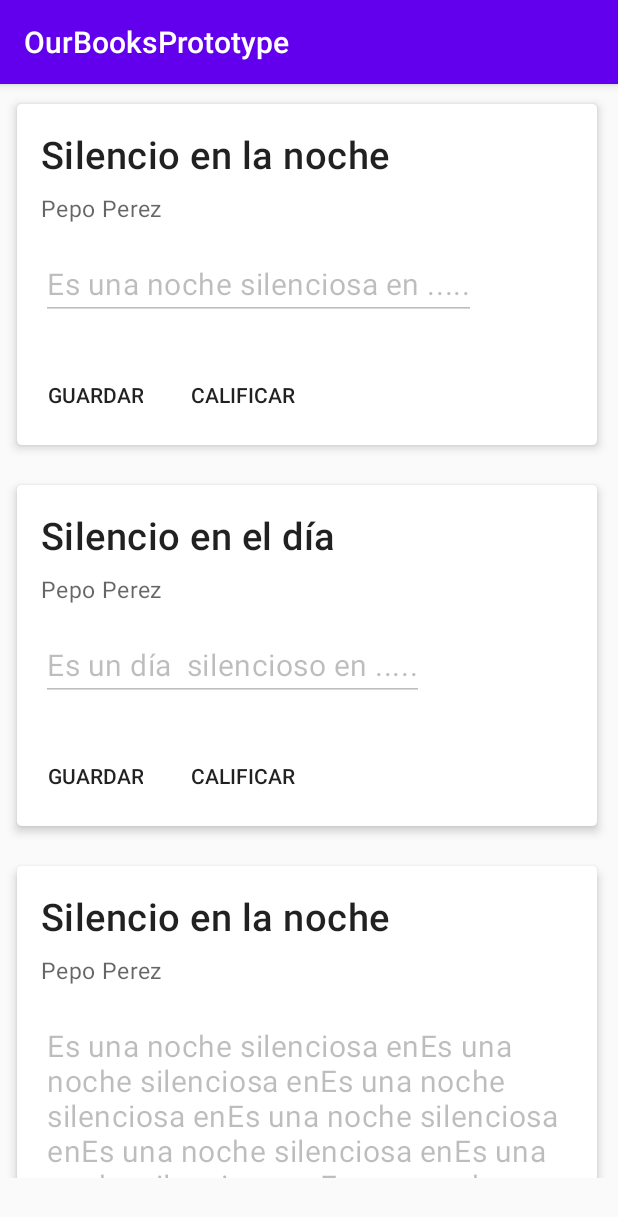
After one commit to tbeet/SocialOurBooksTBT, an Android app: the lecturas screen opened directly, with no data from a screen before it, on a phone screen of 412 x 824 dp. The commit adds this screen. Shown: the top 1217 px of the screen. Run offline under Robolectric (Android 15) with nearby library versions, the phone set to English and light mode, and no system bars; network calls fail.

Commit message:
se crean la vista de los post dinamicamente

```diff
--- a/APK/OurBooksPrototype/app/src/main/AndroidManifest.xml
+++ b/APK/OurBooksPrototype/app/src/main/AndroidManifest.xml
@@ -13,7 +13,9 @@
         android:roundIcon="@mipmap/ic_launcher_round"
         android:supportsRtl="true"
         android:theme="@style/AppTheme">
-        <activity android:name=".CreateAccount"></activity>
+        <activity android:name=".lecturas"/>
+        <activity android:name=".dashboard" />
+        <activity android:name=".CreateAccount" />
         <activity android:name=".MainActivity">
             <intent-filter>
                 <action android:name="android.intent.action.MAIN" />
--- a/APK/OurBooksPrototype/app/src/main/java/ourbooks/tbt/ourbooksprototype/MainActivity.kt
+++ b/APK/OurBooksPrototype/app/src/main/java/ourbooks/tbt/ourbooksprototype/MainActivity.kt
@@ -10,6 +10,11 @@ class MainActivity : AppCompatActivity() {
         super.onCreate(savedInstanceState)
         setContentView(R.layout.activity_main)
 
+        btnIniciarSesion.setOnClickListener(){
+            val actDashboard = Intent(this, dashboard::class.java)
+            startActivity(actDashboard)
+        }
+
         linkCreatAccount.setOnClickListener{
             val actCreatAccount = Intent(this, CreateAccount::class.java)
             startActivity(actCreatAccount)
--- /dev/null
+++ b/APK/OurBooksPrototype/app/src/main/java/ourbooks/tbt/ourbooksprototype/adapters/MyAdapter.kt
@@ -0,0 +1,71 @@
+package ourbooks.tbt.ourbooksprototype.adapters
+
+import android.view.LayoutInflater
+import android.view.View
+import android.view.ViewGroup
+import android.widget.*
+import androidx.recyclerview.widget.RecyclerView
+import ourbooks.tbt.ourbooksprototype.R
+import ourbooks.tbt.ourbooksprototype.models.Post
+
+
+//al exteneder a calse de ReciclerView nos pide un ViewHolder, y se le pasa la otra clase interna que se creo
+class MyAdapter (private val mDataSet: ArrayList<Post>)
+    : RecyclerView.Adapter<MyAdapter.ViewHolder>(){
+
+
+    //crear una clase dentro de otra clase, esta clase se va a pasar como atributo a la clase principal en la extension de ReciclerView
+    class ViewHolder(view: View) : RecyclerView.ViewHolder(view){
+
+        // en este metodo se reciben los datos que va a tener la vista
+        fun bindItems(data:Post){
+
+            //crear variables del tipo correspondiente
+            val tituloPost:TextView = itemView.findViewById(R.id.tituloPost)
+            val nombreAutor:TextView = itemView.findViewById(R.id.nombreAutor)
+            val contenido:EditText = itemView.findViewById(R.id.contenido)
+            val btnGuardar:Button = itemView.findViewById(R.id.btnGuardar)
+            val btnCalificar:Button = itemView.findViewById(R.id.btnCalificar)
+
+            tituloPost.text = data.titulo
+            nombreAutor.text  = data.nombreAutor
+            contenido.setText(data.contenido)
+            contenido.setEnabled(false)
+            btnGuardar.setOnClickListener(){
+
+            }
+
+            itemView.setOnClickListener{
+                //val toast = Toast.makeText(this,"msj",Toast.LENGTH_LONG).show()
+                print("boton guardar")
+            }
+
+            //aqui se hace la l,ogica de los botones, comun y corriente
+
+        }
+
+    }
+
+
+
+    //llamar la vista
+    override fun onCreateViewHolder(parent: ViewGroup, viewType: Int): ViewHolder {
+        val vista = LayoutInflater.from(parent?.context).inflate(R.layout.item_text_view, parent,false) //el false significa que la vista que se esta creando no hace parte de la vista principal
+
+        return ViewHolder(vista)
+    }
+
+    //devolvemos el tamaño de la lista
+    override fun getItemCount(): Int {
+        return mDataSet.size
+
+    }
+
+    //retornamos el viewholder, llamando a la funcion que se creo "bindItems"
+    override fun onBindViewHolder(holder: MyAdapter.ViewHolder, position: Int) {
+        //agregamos el objeto que se recibe e indicamos la posición del array
+        holder.bindItems(mDataSet[position])
+    }
+
+
+}
--- /dev/null
+++ b/APK/OurBooksPrototype/app/src/main/java/ourbooks/tbt/ourbooksprototype/lecturas.kt
@@ -0,0 +1,54 @@
+package ourbooks.tbt.ourbooksprototype
+
+import android.annotation.SuppressLint
+import androidx.appcompat.app.AppCompatActivity
+import android.os.Bundle
+import android.widget.LinearLayout
+import androidx.recyclerview.widget.LinearLayoutManager
+import androidx.recyclerview.widget.RecyclerView
+import kotlinx.android.synthetic.main.activity_lecturas.*
+import ourbooks.tbt.ourbooksprototype.adapters.MyAdapter
+import ourbooks.tbt.ourbooksprototype.models.Post
+
+class lecturas : AppCompatActivity() {
+
+
+    @SuppressLint("WrongConstant")
+    override fun onCreate(savedInstanceState: Bundle?) {
+        super.onCreate(savedInstanceState)
+        setContentView(R.layout.activity_lecturas)
+        val reciclerView:RecyclerView = findViewById(R.id.recyclerViewLecturas)
+        reciclerView.layoutManager = LinearLayoutManager(this, LinearLayout.VERTICAL,false)
+
+        val listPosts = ArrayList<Post>()
+        listPosts.add(Post("Silencio en la noche","Es una noche silenciosa en .....","Pepo Perez",158))
+        listPosts.add(Post("Silencio en el día","Es un día  silencioso en .....","Pepo Perez",847))
+        listPosts.add(Post("Silencio en la noche","Es una noche silenciosa enEs una noche silenciosa enEs una noche silenciosa enEs una noche silenciosa enEs una noche silenciosa enEs una noche silenciosa enEs una noche silenciosa enEs una noche silenciosa enEs una noche silenciosa enEs una noche silenciosa enEs una noche silenciosa enEs una noche silenciosa enEs una noche silenciosa enEs una noche silenciosa enEs una noche silenciosa enEs una noche silenciosa enEs una noche silenciosa enEs una noche silenciosa enEs una noche silenciosa enEs una noche silenciosa enEs una noche silenciosa enEs una noche silenciosa enEs una noche silenciosa enEs una noche silenciosa enEs una noche silenciosa enEs una noche silenciosa enEs una noche silenciosa enEs una noche silenciosa enEs una noche silenciosa enEs una noche silenciosa enEs una noche silenciosa enEs una noche silenciosa enEs una noche silenciosa enEs una noche silenciosa enEs una noche silenciosa enEs una noche silenciosa enEs una noche silenciosa enEs una noche silenciosa enEs una noche silenciosa enEs una noche silenciosa enEs una noche silenciosa en .....","Pepo Perez",158))
+        listPosts.add(Post("Silencio en el día","Es un día  silencioso en .....","Pepo Perez",847))
+        listPosts.add(Post("Silencio en la noche","Es una noche silenciosa en .....","Pepo Perez",158))
+        listPosts.add(Post("Silencio en el día","Es un día  silencioso en .....","Pepo Perez",847))
+        listPosts.add(Post("Silencio en la noche","Es una noche silenciosa en .....","Pepo Perez",158))
+        listPosts.add(Post("Silencio en el día","Es un día  silencioso en .....","Pepo Perez",847))
+        listPosts.add(Post("Silencio en la noche","Es una noche silenciosa en .....","Pepo Perez",158))
+        listPosts.add(Post("Silencio en el día","Es un día  silencioso en .....","Pepo Perez",847))
+        listPosts.add(Post("Silencio en la noche","Es una noche silenciosa en .....","Pepo Perez",158))
+        listPosts.add(Post("Silencio en el día","Es un día  silencioso en .....","Pepo Perez",847))
+        listPosts.add(Post("Silencio en la noche","Es una noche silenciosa en .....","Pepo Perez",158))
+        listPosts.add(Post("Silencio en el día","Es un día  silencioso en .....","Pepo Perez",847))
+        listPosts.add(Post("Silencio en la noche","Es una noche silenciosa en .....","Pepo Perez",158))
+        listPosts.add(Post("Silencio en el día","Es un día  silencioso en .....","Pepo Perez",847))
+        listPosts.add(Post("Silencio en la noche","Es una noche silenciosa en .....","Pepo Perez",158))
+        listPosts.add(Post("Silencio en el día","Es un día  silencioso en .....","Pepo Perez",847))
+        listPosts.add(Post("Silencio en la noche","Es una noche silenciosa en .....","Pepo Perez",158))
+        listPosts.add(Post("Silencio en el día","Es un día  silencioso en .....","Pepo Perez",847))
+        listPosts.add(Post("Silencio en la noche","Es una noche silenciosa en .....","Pepo Perez",158))
+        listPosts.add(Post("Silencio en el día","Es un día  silencioso en .....","Pepo Perez",847))
+
+
+        //enviar la informacion al adaptador
+        val adapter = MyAdapter(listPosts)
+
+        //agregar adaptador al reciclerView
+        reciclerView.adapter = adapter
+    }
+}
--- /dev/null
+++ b/APK/OurBooksPrototype/app/src/main/java/ourbooks/tbt/ourbooksprototype/models/Post.kt
@@ -0,0 +1,3 @@
+package ourbooks.tbt.ourbooksprototype.models
+
+data class Post(var titulo:String, var contenido:String, var nombreAutor:String,var idPost:Int)
--- a/APK/OurBooksPrototype/app/src/main/res/layout/activity_create_account.xml
+++ b/APK/OurBooksPrototype/app/src/main/res/layout/activity_create_account.xml
@@ -236,7 +236,7 @@
             android:layout_marginBottom="5dp"
             android:letterSpacing="0.2"/>
         <TextView
-            android:id="@+id/lin"
+            android:id="@+id/linkInicioApp"
             android:layout_width="match_parent"
             android:layout_height="wrap_content"
             android:gravity="center"
--- /dev/null
+++ b/APK/OurBooksPrototype/app/src/main/res/layout/activity_lecturas.xml
@@ -0,0 +1,15 @@
+<?xml version="1.0" encoding="utf-8"?>
+<androidx.appcompat.widget.LinearLayoutCompat xmlns:android="http://schemas.android.com/apk/res/android"
+    xmlns:app="http://schemas.android.com/apk/res-auto"
+    xmlns:tools="http://schemas.android.com/tools"
+    android:layout_width="match_parent"
+    android:layout_height="match_parent"
+    tools:context=".lecturas">
+
+    <androidx.recyclerview.widget.RecyclerView
+        android:id="@+id/recyclerViewLecturas"
+        android:layout_width="409dp"
+        android:layout_height="729dp"
+        tools:layout_editor_absoluteX="1dp"
+        tools:layout_editor_absoluteY="1dp" />
+</androidx.appcompat.widget.LinearLayoutCompat>
--- a/APK/OurBooksPrototype/app/src/main/res/layout/activity_main.xml
+++ b/APK/OurBooksPrototype/app/src/main/res/layout/activity_main.xml
@@ -69,6 +69,7 @@
                 android:layout_height="1dp"
                 android:background="#4a5a71"></LinearLayout>
         </LinearLayout>
+
     </LinearLayout>
     <LinearLayout
         android:layout_width="match_parent"
@@ -78,8 +79,8 @@
         android:orientation="vertical"
         android:gravity="bottom"
         android:layout_marginBottom="20dp">
-        <TextView
-            android:id="@+id/lin"
+        <Button
+            android:id="@+id/btnIniciarSesion"
             android:layout_width="match_parent"
             android:layout_height="wrap_content"
             android:background="#009a9a"
--- /dev/null
+++ b/APK/OurBooksPrototype/app/src/main/res/layout/item_text_view.xml
@@ -0,0 +1,85 @@
+<?xml version="1.0" encoding="utf-8"?>
+<androidx.cardview.widget.CardView xmlns:android="http://schemas.android.com/apk/res/android"
+    xmlns:card_view="http://schemas.android.com/apk/res-auto"
+    android:layout_width="match_parent"
+    android:layout_height="wrap_content"
+    card_view:cardUseCompatPadding="true"
+    card_view:cardElevation="4dp"
+    card_view:cardCornerRadius="3dp"
+    android:layout_margin="6dp">
+
+
+        <LinearLayout
+            android:layout_width="match_parent"
+            android:layout_height="wrap_content"
+            android:orientation="vertical">
+
+
+            <LinearLayout
+                android:layout_width="match_parent"
+                android:layout_height="wrap_content"
+                android:orientation="vertical"
+                android:padding="16dp">
+
+                <!-- Title, secondary and supporting text -->
+                <TextView
+                    android:id="@+id/tituloPost"
+                    android:layout_width="wrap_content"
+                    android:layout_height="wrap_content"
+                    android:textAppearance="?attr/textAppearanceHeadline6"
+                    android:textSize="25sp"
+                    card_view:autoSizeTextType="uniform" />
+                <TextView
+                    android:id="@+id/nombreAutor"
+                    android:textSize="15sp"
+                    android:layout_width="wrap_content"
+                    android:layout_height="wrap_content"
+                    android:layout_marginTop="8dp"
+                    android:textAppearance="?attr/textAppearanceBody2"
+                    android:textColor="?android:attr/textColorSecondary"
+                    />
+
+                <EditText
+                    android:id="@+id/contenido"
+                    android:layout_width="wrap_content"
+                    android:layout_height="wrap_content"
+                    android:layout_marginTop="16dp"
+                    android:textAppearance="?attr/textAppearanceBody2"
+                    android:textColor="?android:attr/textColorSecondary"
+                    android:textSize="20sp" />
+
+            </LinearLayout>
+
+            <!-- Buttons -->
+            <LinearLayout
+                android:layout_width="wrap_content"
+                android:layout_height="wrap_content"
+                android:layout_margin="8dp"
+                android:orientation="horizontal">
+
+                <com.google.android.material.button.MaterialButton
+                    android:id="@+id/btnGuardar"
+                    style="?attr/borderlessButtonStyle"
+                    android:layout_width="match_parent"
+                    android:layout_height="match_parent"
+                    android:layout_marginEnd="8dp"
+                    android:layout_marginRight="8dp"
+                    android:text="Guardar"
+                    android:textSize="14sp" />
+
+                <com.google.android.material.button.MaterialButton
+                    android:id="@+id/btnCalificar"
+                    style="?attr/borderlessButtonStyle"
+                    android:layout_width="match_parent"
+                    android:layout_height="match_parent"
+                    android:text="Calificar" />
+            </LinearLayout>
+
+        </LinearLayout>
+
+
+    <androidx.cardview.widget.CardView
+        android:layout_width="match_parent"
+        android:layout_height="wrap_content" />
+
+</androidx.cardview.widget.CardView>
```
Also changed, not shown: APK/OurBooksPrototype/app/build.gradle (+6 -1 lines), APK/OurBooksPrototype/app/src/main/java/ourbooks/tbt/ourbooksprototype/CreateAccount.kt (+7 -0 lines), APK/OurBooksPrototype/app/src/main/java/ourbooks/tbt/ourbooksprototype/dashboard.kt (added, +18 -0 lines), APK/OurBooksPrototype/app/src/main/res/layout/activity_dashboard.xml (added, +126 -0 lines).
